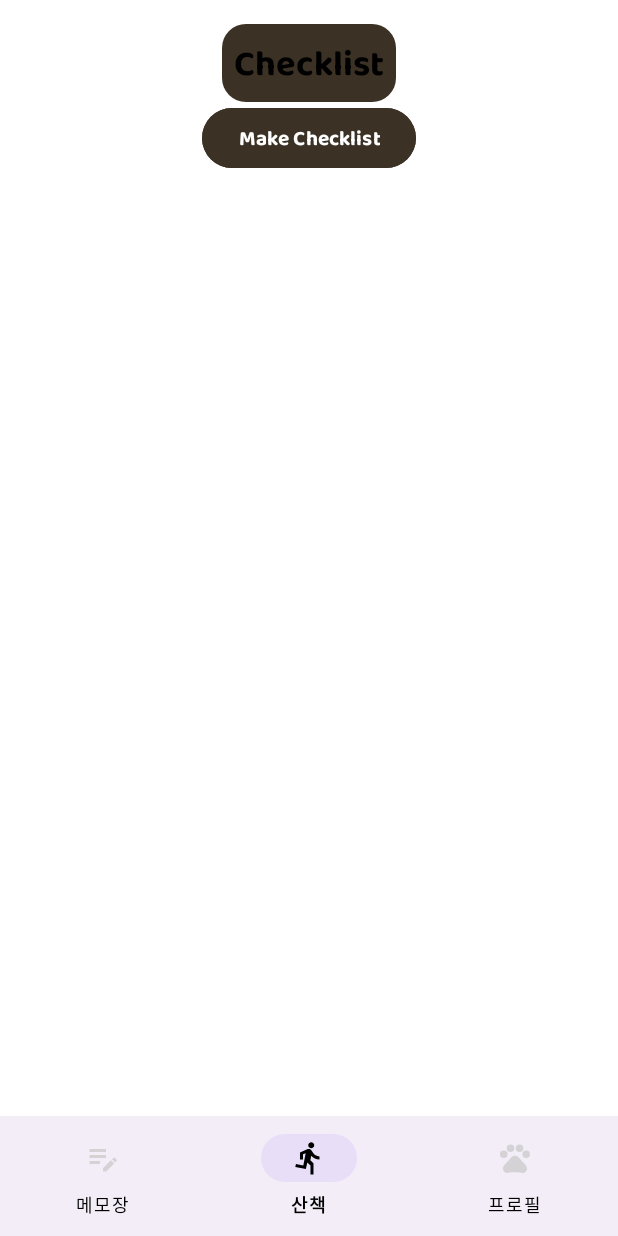
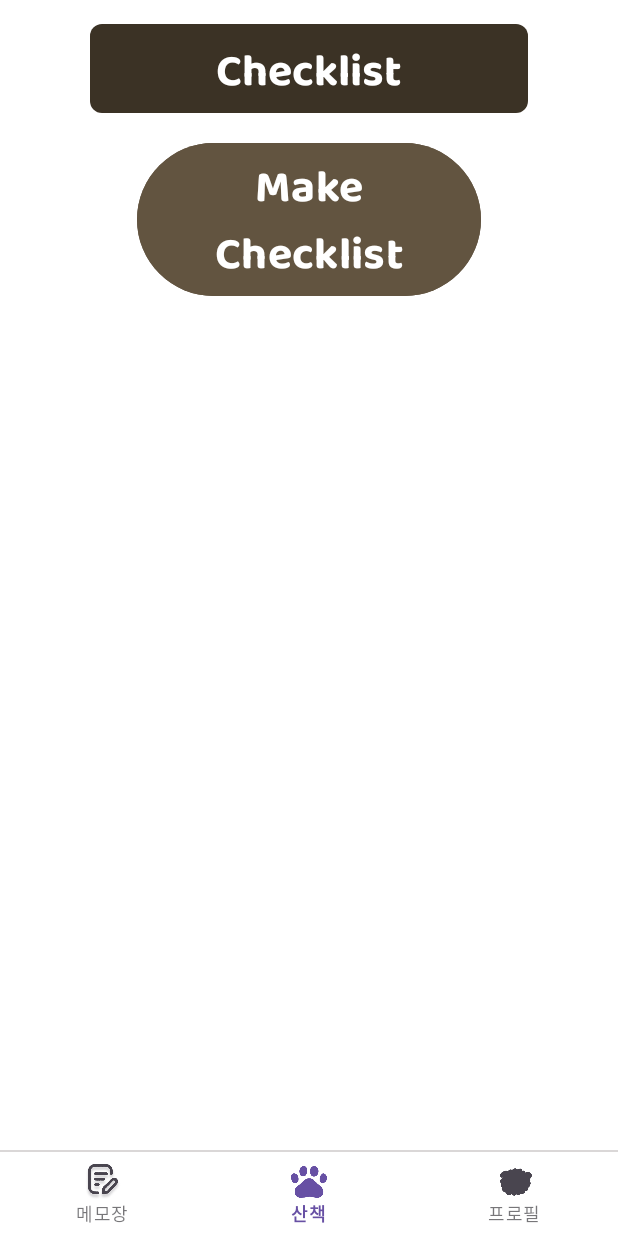
Before and after one commit to mobileprogramtukorea/androidstudioproject, an Android app: the fragment ChecklistFragment placed in its activity, on a phone screen of 412 x 824 dp. Run offline under Robolectric (Android 15) with nearby library versions, the phone set to English and light mode, and no system bars; network calls fail; 1 statement that could not run was skipped.

Commit message:
feat : apply design to checklist page

```diff
--- a/app/src/main/java/com/example/final_project/MainActivity.kt
+++ b/app/src/main/java/com/example/final_project/MainActivity.kt
@@ -14,22 +14,22 @@ class MainActivity : AppCompatActivity() {
         setContentView(R.layout.activity_main)
         val bottomNavigationView = findViewById<BottomNavigationView>(R.id.bottomNavigationView)
         val homeFragment = HomeFragment()
-        val checklistFragment = ChecklistFragment()
+        val checkListFragment = ChecklistFragment()
         val myPageFragment = MyPageFragment()
 
         replaceFragment(homeFragment)
         bottomNavigationView.selectedItemId = R.id.home
         bottomNavigationView.setOnNavigationItemSelectedListener {
-            when (it.itemId){
+            when (it.itemId) {
                 R.id.home -> replaceFragment(homeFragment)
-                R.id.checkList -> replaceFragment(checklistFragment)
+                R.id.checkList -> replaceFragment(checkListFragment)
                 R.id.myPage -> replaceFragment(myPageFragment)
             }
             true
         }
     }
 
-    private fun replaceFragment(fragment: Fragment){
+    private fun replaceFragment(fragment: Fragment) {
         supportFragmentManager.beginTransaction()
             .apply {
                 replace(R.id.fragmentContainer, fragment)
--- a/app/src/main/java/com/example/final_project/checklist/ChecklistFragment.kt
+++ b/app/src/main/java/com/example/final_project/checklist/ChecklistFragment.kt
@@ -29,6 +29,7 @@ class ChecklistFragment : Fragment(R.layout.fragment_checklist) {
             checklistItems = it
         }
         displayChecklistItems()
+
         binding.goToMakeChecklistButton.setOnClickListener {
             parentFragmentManager.beginTransaction()
                 .replace(R.id.fragmentContainer, MakeChecklistFragment())
--- /dev/null
+++ b/app/src/main/res/color/checkbox_selector.xml
@@ -0,0 +1,5 @@
+<?xml version="1.0" encoding="utf-8"?>
+<selector xmlns:android="http://schemas.android.com/apk/res/android">
+    <item android:color="#796C67" android:state_checked="true"/>
+    <item android:color="#DAD9D9" android:state_checked="false"/>
+</selector>
--- /dev/null
+++ b/app/src/main/res/drawable/bottom_nav_divider.xml
@@ -0,0 +1,8 @@
+<layer-list xmlns:android="http://schemas.android.com/apk/res/android">
+    <item>
+        <shape android:shape="rectangle">
+            <solid android:color="@color/bottom_nav_divider_color"/>
+            <size android:height="1.5dp"/>
+        </shape>
+    </item>
+</layer-list>
--- a/app/src/main/res/drawable/rounded_corner_background.xml
+++ b/app/src/main/res/drawable/rounded_corner_background.xml
@@ -1,4 +1,5 @@
+<?xml version="1.0" encoding="utf-8"?>
 <shape xmlns:android="http://schemas.android.com/apk/res/android">
-    <solid android:color="#3B3225"/>
-    <corners android:radius="16dp"/>
+    <solid android:color="#3B3225" />
+    <corners android:radius="8dp" />
 </shape>
--- a/app/src/main/res/layout/activity_main.xml
+++ b/app/src/main/res/layout/activity_main.xml
@@ -2,7 +2,6 @@
 <androidx.constraintlayout.widget.ConstraintLayout xmlns:android="http://schemas.android.com/apk/res/android"
     xmlns:app="http://schemas.android.com/apk/res-auto"
     xmlns:tools="http://schemas.android.com/tools"
-    android:id="@+id/main"
     android:layout_width="match_parent"
     android:layout_height="match_parent"
     tools:context=".MainActivity">
@@ -16,16 +15,25 @@
         app:layout_constraintStart_toStartOf="parent"
         app:layout_constraintTop_toTopOf="parent" />
 
+    <!-- 구분선 추가 -->
+    <View
+        android:id="@+id/bottomNavDivider"
+        android:layout_width="match_parent"
+        android:layout_height="1.5dp"
+        android:background="@drawable/bottom_nav_divider"
+        app:layout_constraintBottom_toTopOf="@+id/bottomNavigationView"
+        app:layout_constraintStart_toStartOf="parent"
+        app:layout_constraintEnd_toEndOf="parent" />
+
     <com.google.android.material.bottomnavigation.BottomNavigationView
         android:id="@+id/bottomNavigationView"
         android:layout_width="0dp"
         android:layout_height="wrap_content"
-        app:itemIconTint="@drawable/selector_menu_color"
-        app:itemRippleColor="@null"
-        app:itemTextColor="@color/black"
+        style="@style/BottomNavigationViewTheme"
+        app:menu="@menu/bottom_navigation_menu"
+        app:labelVisibilityMode="labeled"
         app:layout_constraintBottom_toBottomOf="parent"
         app:layout_constraintEnd_toEndOf="parent"
-        app:layout_constraintStart_toStartOf="parent"
-        app:menu="@menu/bottom_navigation_menu" />
+        app:layout_constraintStart_toStartOf="parent" />
 
 </androidx.constraintlayout.widget.ConstraintLayout>
--- a/app/src/main/res/layout/fragment_checklist.xml
+++ b/app/src/main/res/layout/fragment_checklist.xml
@@ -9,30 +9,20 @@
 
     <TextView
         android:id="@+id/checklistTitle"
-        android:layout_width="wrap_content"
-        android:layout_height="wrap_content"
+        android:layout_width="292dp"
+        android:layout_height="59dp"
+        android:layout_marginTop="16dp"
+        android:background="@drawable/rounded_corner_background"
+        android:gravity="center"
+        android:padding="8dp"
         android:text="Checklist"
-        android:textColor="#000000"
-        android:textSize="24sp"
-        android:background="@drawable/rounded_corner_background"
-        android:padding="8dp"
-        android:layout_marginTop="16dp"
+        android:textColor="#FFFFFF"
+        android:textSize="30sp"
+        app:fontFamily="@font/baloo_chettan"
+        app:layout_constraintEnd_toEndOf="parent"
+        app:layout_constraintStart_toStartOf="parent"
         app:layout_constraintTop_toTopOf="parent"
-        app:layout_constraintStart_toStartOf="parent"
-        app:layout_constraintEnd_toEndOf="parent"
-        app:fontFamily="@font/baloo_chettan" />
-
-    <Button
-        android:id="@+id/goToMakeChecklistButton"
-        android:layout_width="wrap_content"
-        android:layout_height="wrap_content"
-        android:text="Make Checklist"
-        app:fontFamily="@font/baloo_chettan"
-        android:textColor="#FFFFFF"
-        android:backgroundTint="#3B3225"
-        app:layout_constraintTop_toBottomOf="@id/checklistTitle"
-        app:layout_constraintEnd_toEndOf="parent"
-        app:layout_constraintStart_toStartOf="parent" />
+        tools:ignore="DuplicateIds" />
 
     <LinearLayout
         android:id="@+id/checklistContainer"
@@ -40,9 +30,22 @@
         android:layout_height="0dp"
         android:layout_margin="16dp"
         android:orientation="vertical"
-        app:layout_constraintTop_toBottomOf="@id/goToMakeChecklistButton"
         app:layout_constraintBottom_toBottomOf="parent"
+        app:layout_constraintEnd_toEndOf="parent"
+        app:layout_constraintStart_toStartOf="parent" />
+
+    <Button
+        android:id="@+id/goToMakeChecklistButton"
+        android:layout_width="229dp"
+        android:layout_height="110dp"
+        android:layout_marginTop="16dp"
+        android:backgroundTint="#625440"
+        android:text="Make Checklist"
+        android:textColor="#FFFFFF"
+        android:textSize="30sp"
+        app:fontFamily="@font/baloo_chettan"
+        app:layout_constraintEnd_toEndOf="parent"
         app:layout_constraintStart_toStartOf="parent"
-        app:layout_constraintEnd_toEndOf="parent" />
+        app:layout_constraintTop_toBottomOf="@id/checklistTitle" />
 
 </androidx.constraintlayout.widget.ConstraintLayout>
--- a/app/src/main/res/layout/item_checklist.xml
+++ b/app/src/main/res/layout/item_checklist.xml
@@ -8,7 +8,8 @@
     <CheckBox
         android:id="@+id/checklistItemCheckBox"
         android:layout_width="wrap_content"
-        android:layout_height="wrap_content" />
+        android:layout_height="wrap_content"
+        android:buttonTint="@color/checkbox_selector" />
 
     <EditText
         android:id="@+id/checklistItemEditText"
--- a/app/src/main/res/menu/bottom_navigation_menu.xml
+++ b/app/src/main/res/menu/bottom_navigation_menu.xml
@@ -1,18 +1,14 @@
-<?xml version="1.0" encoding="utf-8"?>
 <menu xmlns:android="http://schemas.android.com/apk/res/android">
     <item
-        android:icon="@drawable/baseline_edit_note_24"
         android:id="@+id/checkList"
-        android:title="@string/chat_kr"
-        />
+        android:icon="@drawable/checklist"
+        android:title="@string/chat_kr" />
     <item
-        android:icon="@drawable/baseline_directions_run_24"
         android:id="@+id/home"
-        android:title="@string/home_kr"
-        />
+        android:icon="@drawable/walk"
+        android:title="@string/home_kr" />
     <item
-        android:icon="@drawable/baseline_pets_24"
         android:id="@+id/myPage"
-        android:title="@string/profile_kr"
-        />
+        android:icon="@drawable/profile"
+        android:title="@string/profile_kr" />
 </menu>
--- a/app/src/main/res/values/colors.xml
+++ b/app/src/main/res/values/colors.xml
@@ -3,4 +3,6 @@
     <color name="black">#FF000000</color>
     <color name="white">#FFFFFFFF</color>
     <color name="gray_cc">#cccccccc</color>
+    <color name="bottom_nav_background">#FFFFFF</color>
+    <color name="bottom_nav_divider_color">#DAD7D7</color>
 </resources>
--- /dev/null
+++ b/app/src/main/res/values/styles.xml
@@ -0,0 +1,6 @@
+<resources>
+    <style name="BottomNavigationViewTheme" parent="Widget.MaterialComponents.BottomNavigationView">
+        <item name="itemIconTint">@null</item> <!-- 아이콘 원래 색상 유지 -->
+        <item name="backgroundTint">@color/bottom_nav_background</item> <!-- 배경 색상 -->
+    </style>
+</resources>
```
Also changed, not shown: app/src/main/res/layout/fragment_make_checklist.xml (+18 -14 lines), app/src/main/res/drawable/checklist.png (added), app/src/main/res/drawable/profile.png (added), app/src/main/res/drawable/walk.png (added).
